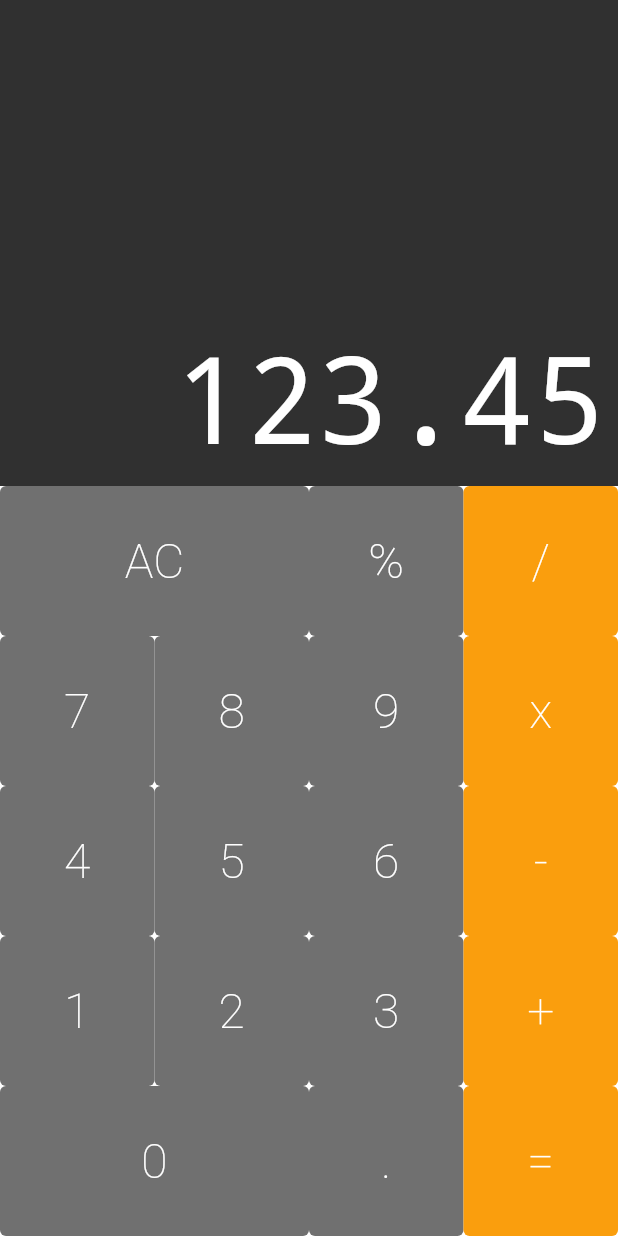
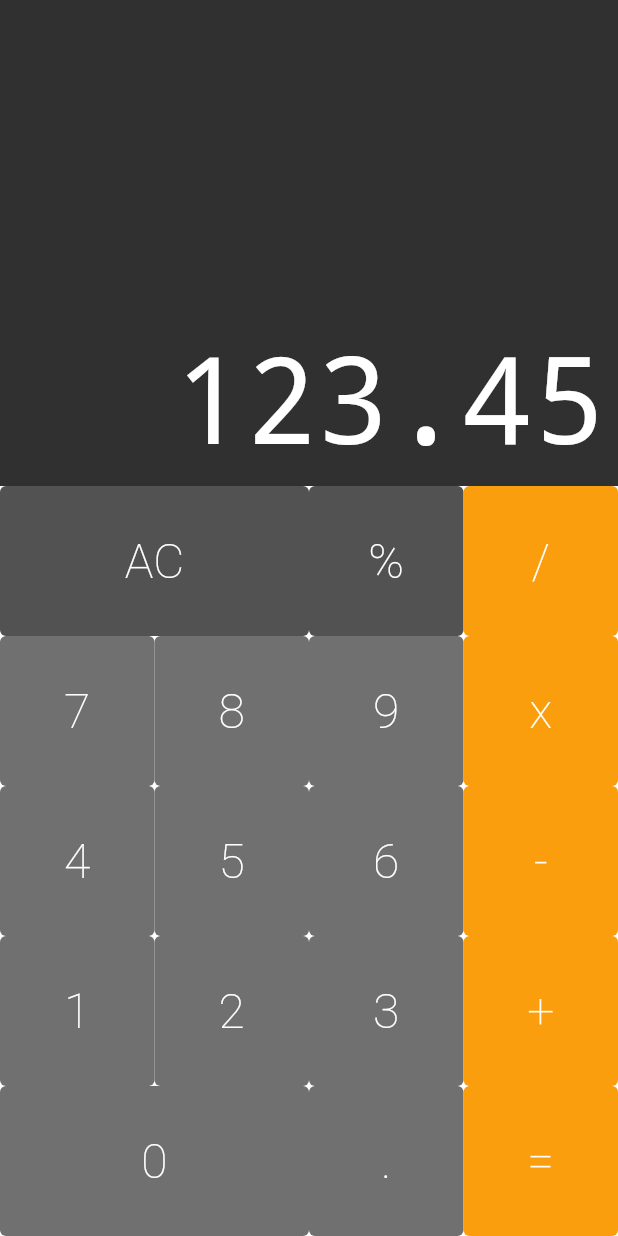
Before and after one commit to richardborgesdev/flutter-cod3r-calculator, a Flutter app: the screen it shows after launch, on a phone screen of 412 x 824 dp. Run offline on Flutter 3.47's test engine with Material 2 defaults, Android fonts, the phone set to English and light mode, and no system bars; drawn by our look-alikes of auto_size_text.

Commit message:
chore: buttons callback

```diff
--- a/lib/components/button.dart
+++ b/lib/components/button.dart
@@ -4,6 +4,7 @@
   final String text;
   final bool big;
   final Color color;
+  final void Function(String) callback;
   static const DARK = Color.fromRGBO(82, 82, 82, 1);
   static const DEFAULT = Color.fromRGBO(112, 112, 112, 1);
   static const OPERATION = Color.fromRGBO(250, 158, 13, 1);
@@ -12,18 +13,21 @@
     required this.text,
     this.big = false,
     this.color = DEFAULT,
+    required this.callback,
   });
 
   const Button.big({
     required this.text,
     this.big = true,
     this.color = DEFAULT,
+    required this.callback,
   });
 
   const Button.operation({
     required this.text,
     this.big = false,
     this.color = OPERATION,
+    required this.callback,
   });
 
   @override
@@ -34,7 +38,7 @@
         style: ButtonStyle(
           backgroundColor: MaterialStateProperty.all(this.color),
         ),
-        onPressed: () {},
+        onPressed: () => callback,
         child: Text(
           text,
           style: TextStyle(
--- a/lib/components/keyboard.dart
+++ b/lib/components/keyboard.dart
@@ -3,7 +3,8 @@
 import '../components/button.dart';
 
 class Keyboard extends StatelessWidget {
-  const Keyboard({super.key});
+  final void Function(String) callback;
+  const Keyboard(this.callback);
 
   @override
   Widget build(BuildContext context) {
@@ -13,40 +14,48 @@
         children: [
           ButtonRow(
             [
-              Button.big(text: 'AC'),
-              Button(text: '%'),
-              Button.operation(text: '/'),
+              Button.big(
+                text: 'AC',
+                color: Button.DARK,
+                callback: callback,
+              ),
+              Button(
+                text: '%',
+                color: Button.DARK,
+                callback: callback,
+              ),
+              Button.operation(text: '/', callback: callback),
             ],
           ),
           ButtonRow(
             [
-              Button(text: '7'),
-              Button(text: '8'),
-              Button(text: '9'),
-              Button.operation(text: 'x'),
+              Button(text: '7', callback: callback),
+              Button(text: '8', callback: callback),
+              Button(text: '9', callback: callback),
+              Button.operation(text: 'x', callback: callback),
             ],
           ),
           ButtonRow(
             [
-              Button(text: '4'),
-              Button(text: '5'),
-              Button(text: '6'),
-              Button.operation(text: '-'),
+              Button(text: '4', callback: callback),
+              Button(text: '5', callback: callback),
+              Button(text: '6', callback: callback),
+              Button.operation(text: '-', callback: callback),
             ],
           ),
           ButtonRow(
             [
-              Button(text: '1'),
-              Button(text: '2'),
-              Button(text: '3'),
-              Button.operation(text: '+'),
+              Button(text: '1', callback: callback),
+              Button(text: '2', callback: callback),
+              Button(text: '3', callback: callback),
+              Button.operation(text: '+', callback: callback),
             ],
           ),
           ButtonRow(
             [
-              Button.big(text: '0'),
-              Button(text: '.'),
-              Button.operation(text: '='),
+              Button.big(text: '0', callback: callback),
+              Button(text: '.', callback: callback),
+              Button.operation(text: '=', callback: callback),
             ],
           ),
         ],
--- a/lib/screens/calculator.dart
+++ b/lib/screens/calculator.dart
@@ -5,13 +5,15 @@
 class Calculator extends StatelessWidget {
   const Calculator({super.key});
 
+  _onPressed(String text) {}
+
   @override
   Widget build(BuildContext context) {
     return MaterialApp(
       home: Column(
         children: [
           Display('123.45'),
-          Keyboard(),
+          Keyboard(_onPressed),
         ],
       ),
     );
```
